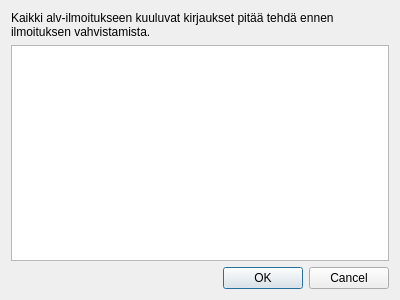
Before: the Qt Designer form kitupiikki/maaritys/alvilmoitusdialog.ui in artoh/kitupiikki, drawn with Qt 5.
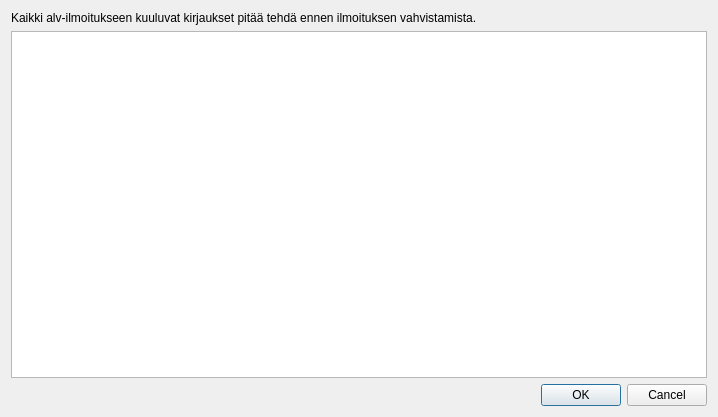
After: the same form once the commit is applied.

```diff
--- a/kitupiikki/maaritys/alvilmoitusdialog.ui
+++ b/kitupiikki/maaritys/alvilmoitusdialog.ui
@@ -6,8 +6,8 @@
    <rect>
     <x>0</x>
     <y>0</y>
-    <width>400</width>
-    <height>300</height>
+    <width>718</width>
+    <height>417</height>
    </rect>
   </property>
   <property name="windowTitle">
```
Left out of the diff: 2 changed lines with no effect on the pictures.
